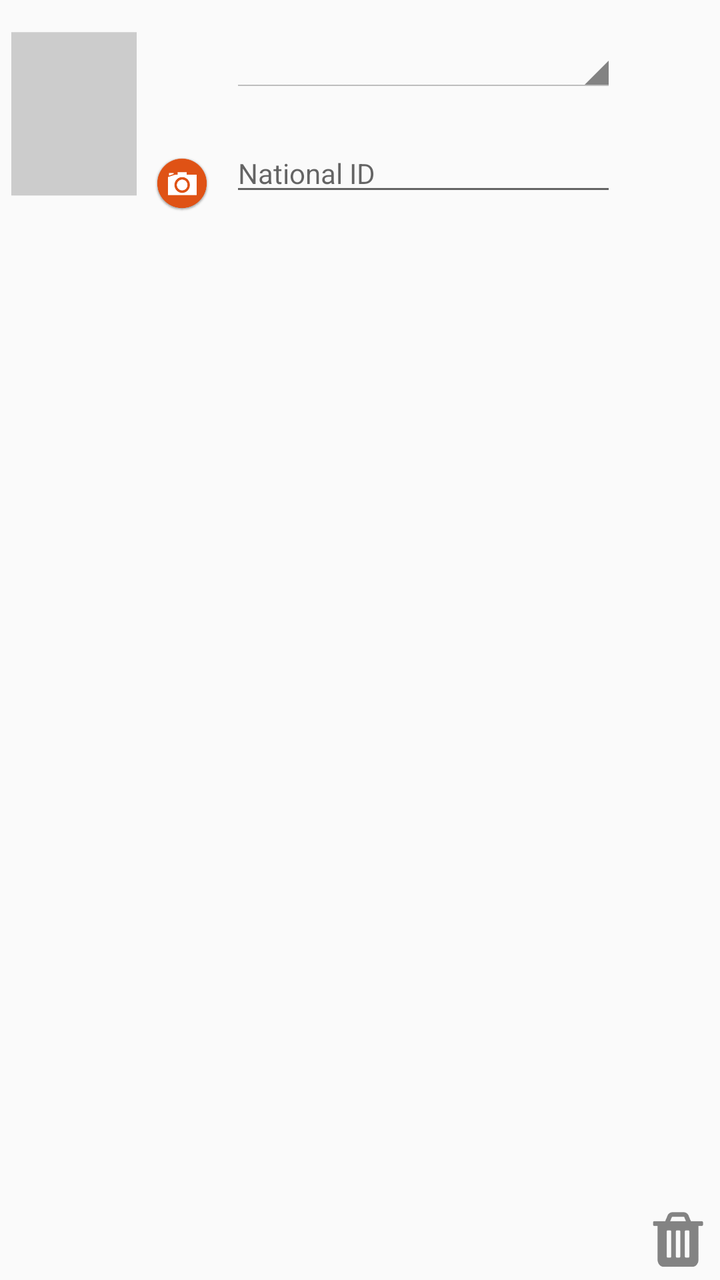
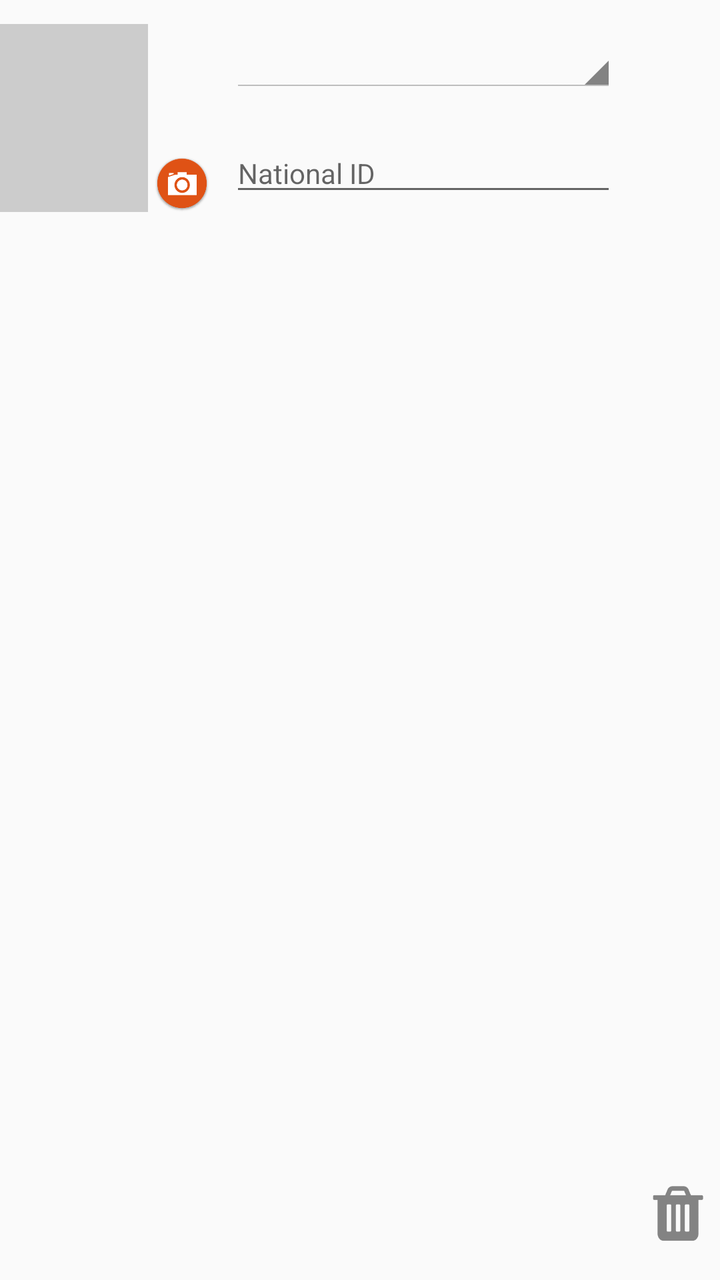

Screens rendered from an Android XML layout before and after an edit, with the pre-edit source and the edit as a unified diff.
<!-- AndroidManifest.xml: application theme AppCompactTheme -->
<!-- res/layout/add_nationalid.xml -->
<?xml version="1.0" encoding="utf-8"?>
<LinearLayout xmlns:android="http://schemas.android.com/apk/res/android"
    android:orientation="horizontal"
    android:layout_width="match_parent"
    android:layout_height="match_parent"
    android:weightSum="13">



    <LinearLayout
        android:id="@+id/ll_nidview"
        android:layout_width="0dp"
        android:layout_height="wrap_content"
        android:layout_weight="11.5"
        android:layout_marginTop="5dp"
        android:orientation="horizontal">

        <LinearLayout
            android:layout_width="match_parent"
            android:layout_height="wrap_content"
            android:layout_weight="10.8"
            android:orientation="horizontal"
            android:gravity="center">



            <LinearLayout
                android:id="@+id/ll_capturephoto"
                android:layout_width="105dp"
                android:layout_height="wrap_content"
                android:orientation="vertical">


                <LinearLayout

                    android:layout_width="wrap_content"
                    android:layout_height="wrap_content"
                    android:orientation="horizontal">

                    <ImageButton
                        android:id="@+id/nationalidphoto"
                        android:layout_width="74dp"
                        android:tooltipText="@string/captureid"
                        android:background="@drawable/ic_capture_id_defaulr"
                        android:layout_height="94dp"/>

                    <LinearLayout
                        android:layout_width="wrap_content"
                        android:layout_height="match_parent"
                        android:gravity="bottom|end">
                        <ImageButton
                            android:layout_width="@dimen/button_width_height"
                            android:layout_height="@dimen/button_width_height"
                            android:id="@+id/nidphotoActionButton"
                            android:contentDescription="@string/Camera"
                            android:src="@drawable/ic_actionbutton_camera"
                            android:layout_marginLeft="5dp"
                            android:adjustViewBounds="false"
                            android:background="@android:color/transparent"
                            android:scaleType="fitXY" />
                    </LinearLayout>
                </LinearLayout>


            </LinearLayout>

            <LinearLayout
                android:orientation="vertical"
                android:layout_width="0dp"
                android:layout_height="wrap_content"
                android:layout_weight="3"
                >


                <Spinner
                    android:layout_width="match_parent"
                    android:layout_height="wrap_content"
                    android:id="@+id/idtypespinner"
                    android:hint="@string/idtype"
                    android:layout_weight="1"
                    android:layout_margin="@dimen/ofis_input_field_bottom_margin"
                    android:nextFocusDown="@+id/spinner_region" />

                <EditText
                    android:layout_width="match_parent"
                    android:layout_height="wrap_content"
                    android:inputType="textCapWords"
                    android:id="@+id/nidnumber"
                    android:textSize="@dimen/ofis_input_field_text"
                    android:digits="abcdefghijklmnopqrstuvwxyz1234567890 "
                    android:hint="@string/nationalidno"
                    android:layout_margin="@dimen/ofis_input_field_bottom_margin"/>

            </LinearLayout>


        </LinearLayout>

    </LinearLayout>

    <LinearLayout
        android:id="@+id/deleteNationalid"
        android:layout_width="0dp"
        android:layout_height="match_parent"
        android:layout_weight="1.5"
        android:gravity="bottom|end">
    <ImageView
        android:gravity="bottom|end"
        android:layout_width="match_parent"
        android:layout_height="wrap_content"
        android:adjustViewBounds="true"
        android:scaleType="fitCenter"
        android:layout_marginBottom="2dp"
        android:src="@drawable/ic_delete_item"
        android:contentDescription="@string/Delete_Item" />
    </LinearLayout>
</LinearLayout>
<!-- resources referenced by this layout -->
<resources>
  <dimen name="button_width_height">28dp</dimen>
  <dimen name="ofis_input_field_bottom_margin">10dp</dimen>
  <dimen name="ofis_input_field_text">14sp</dimen>
  <!-- drawable ic_actionbutton_camera: png bitmap (drawable-hdpi, 5322 bytes) -->
  <!-- drawable ic_capture_id_defaulr (drawable) -->
  <vector xmlns:android="http://schemas.android.com/apk/res/android"
      android:width="118dp"
      android:height="137dp"
      android:viewportWidth="118"
      android:viewportHeight="137">
    <path
        android:pathData="M9,6L109,6L109,125L9,125Z"
        android:fillColor="#ccc"/>
  </vector>
  <!-- drawable ic_delete_item: png bitmap (drawable-hdpi, 1654 bytes) -->
  <string name="Camera">Camera</string>
  <string name="Delete_Item">Delete Item</string>
  <string name="captureid">Capture ID</string>
  <string name="idtype">ID Type</string>
  <string name="nationalidno">National ID</string>
  <style name="AppCompactTheme" parent="Theme.AppCompat.Light">
          
          <item name="android:spinnerStyle">@android:style/Widget.Holo.Light.Spinner</item>
          <item name="android:spinnerItemStyle">@style/SpinnerItem</item>
          <item name="android:spinnerDropDownItemStyle">@style/SpinnerItem.DropDownItem</item>
          <item name="android:dropDownListViewStyle">@style/StandardSpinner</item>
          <item name="android:actionBarStyle">@style/AppTheme.ActionBarStyle</item>
      </style>
  <style name="SpinnerItem" parent="Widget.AppCompat.TextView.SpinnerItem">
          <item name="android:textColor">@color/ofis_base_font_white</item>
          <item name="android:textSize">@dimen/ofis_spinner_text</item>
      </style>
  <style name="SpinnerItem.DropDownItem" parent="Widget.AppCompat.Light.DropDownItem.Spinner">
          <item name="android:textColor">@color/ofis_text_field</item>
          <item name="android:background">@color/ofis_spinner_item_background</item>
      </style>
  <style name="StandardSpinner" parent="Widget.AppCompat.ListView.DropDown">
          <item name="android:dividerHeight">@dimen/ofis_spinner_itemseparator</item>
          <item name="android:divider">@color/ofis_spinner_divider</item>
      </style>
  <style name="AppTheme.ActionBarStyle" parent="Theme.AppCompat.Light">
          <item name="android:titleTextStyle">@style/AppTheme.ActionBar.TitleTextStyle</item>
      </style>
  <color name="ofis_base_font_white">#ffffff</color>
  <dimen name="ofis_spinner_text">14sp</dimen>
  <color name="ofis_text_field">#DE000000</color>
  <color name="ofis_spinner_item_background">@color/ofis_actionbar_background</color>
  <dimen name="ofis_spinner_itemseparator">1dp</dimen>
  <color name="ofis_spinner_divider">#ff333333</color>
  <style name="AppTheme.ActionBar.TitleTextStyle" parent="android:TextAppearance">
          <item name="android:textSize">@dimen/ofis_med_text</item>
      </style>
  <color name="ofis_actionbar_background">#dddddd</color>
  <dimen name="ofis_med_text">15sp</dimen>
</resources>

<!-- the commit's change to res/layout/add_nationalid.xml (unified diff, before → after) -->
@@ -2,7 +2,7 @@
 <LinearLayout xmlns:android="http://schemas.android.com/apk/res/android"
     android:orientation="horizontal"
     android:layout_width="match_parent"
-    android:layout_height="match_parent"
+    android:layout_height="125dp"
     android:weightSum="13">
 
 
@@ -41,7 +41,7 @@
                         android:id="@+id/nationalidphoto"
                         android:layout_width="74dp"
                         android:tooltipText="@string/captureid"
-                        android:background="@drawable/ic_capture_id_defaulr"
+                        android:src="@drawable/ic_capture_id_defaulr"
                         android:layout_height="94dp"/>
 
                     <LinearLayout
@@ -79,6 +79,7 @@
                     android:hint="@string/idtype"
                     android:layout_weight="1"
                     android:layout_margin="@dimen/ofis_input_field_bottom_margin"
+                    android:theme="@style/AppCompactTheme"
                     android:nextFocusDown="@+id/spinner_region" />
 
                 <EditText
@@ -87,7 +88,6 @@
                     android:inputType="textCapWords"
                     android:id="@+id/nidnumber"
                     android:textSize="@dimen/ofis_input_field_text"
-                    android:digits="abcdefghijklmnopqrstuvwxyz1234567890 "
                     android:hint="@string/nationalidno"
                     android:layout_margin="@dimen/ofis_input_field_bottom_margin"/>
 
@@ -99,18 +99,18 @@
     </LinearLayout>
 
     <LinearLayout
-        android:id="@+id/deleteNationalid"
         android:layout_width="0dp"
         android:layout_height="match_parent"
         android:layout_weight="1.5"
         android:gravity="bottom|end">
     <ImageView
-        android:gravity="bottom|end"
+        android:id="@+id/deleteNationalid"
+        android:gravity="top|end"
         android:layout_width="match_parent"
         android:layout_height="wrap_content"
         android:adjustViewBounds="true"
         android:scaleType="fitCenter"
-        android:layout_marginBottom="2dp"
+        android:layout_marginBottom="15dp"
         android:src="@drawable/ic_delete_item"
         android:contentDescription="@string/Delete_Item" />
     </LinearLayout>
